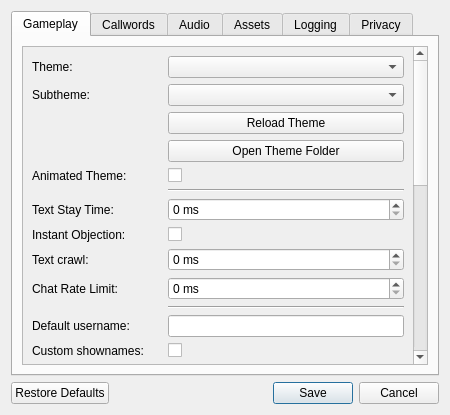
Above: resource/ui/options_dialog.ui from AttorneyOnline/AO2-Client before the change. Below: the same form after it.
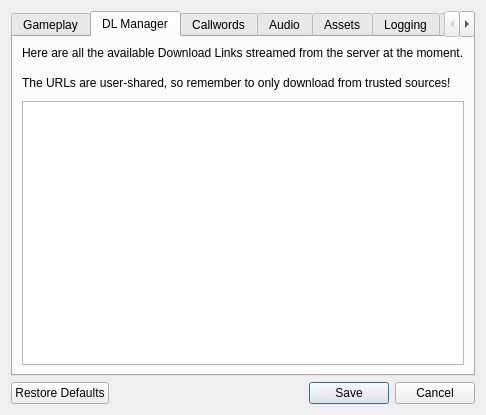
That is the form after the change. The open tabs and pages were chosen to show the change.

```diff
--- a/resource/ui/options_dialog.ui
+++ b/resource/ui/options_dialog.ui
@@ -578,6 +578,99 @@
        </item>
       </layout>
      </widget>
+     <widget class="QWidget" name="download_manager_tab">
+      <attribute name="title">
+       <string>DL Manager</string>
+      </attribute>
+      <layout class="QVBoxLayout" name="verticalLayout">
+       <item>
+        <widget class="QLabel" name="download_disclaimer_1">
+         <property name="text">
+          <string>Here are all the available Download Links streamed from the server at the moment.</string>
+         </property>
+        </widget>
+       </item>
+       <item>
+        <spacer name="verticalSpacer">
+         <property name="orientation">
+          <enum>Qt::Vertical</enum>
+         </property>
+         <property name="sizeType">
+          <enum>QSizePolicy::Fixed</enum>
+         </property>
+         <property name="sizeHint" stdset="0">
+          <size>
+           <width>20</width>
+           <height>10</height>
+          </size>
+         </property>
+        </spacer>
+       </item>
+       <item>
+        <widget class="QLabel" name="download_disclaimer_2">
+         <property name="text">
+          <string>The URLs are user-shared, so remember to only download from trusted sources!</string>
+         </property>
+        </widget>
+       </item>
+       <item>
+        <spacer name="verticalSpacer_2">
+         <property name="orientation">
+          <enum>Qt::Vertical</enum>
+         </property>
+         <property name="sizeType">
+          <enum>QSizePolicy::Fixed</enum>
+         </property>
+         <property name="sizeHint" stdset="0">
+          <size>
+           <width>20</width>
+           <height>5</height>
+          </size>
+         </property>
+        </spacer>
+       </item>
+       <item>
+        <widget class="QTableWidget" name="ui_download_table">
+         <property name="toolTip">
+          <string>List of available character DL links.
+Double click the items to download them!</string>
+         </property>
+         <property name="editTriggers">
+          <set>QAbstractItemView::NoEditTriggers</set>
+         </property>
+         <property name="selectionMode">
+          <enum>QAbstractItemView::SingleSelection</enum>
+         </property>
+         <property name="iconSize">
+          <size>
+           <width>30</width>
+           <height>30</height>
+          </size>
+         </property>
+         <property name="sortingEnabled">
+          <bool>true</bool>
+         </property>
+         <property name="columnCount">
+          <number>1</number>
+         </property>
+         <attribute name="horizontalHeaderVisible">
+          <bool>false</bool>
+         </attribute>
+         <attribute name="horizontalHeaderCascadingSectionResizes">
+          <bool>true</bool>
+         </attribute>
+         <attribute name="horizontalHeaderStretchLastSection">
+          <bool>true</bool>
+         </attribute>
+         <column>
+          <property name="text">
+           <string>Download link</string>
+          </property>
+         </column>
+        </widget>
+       </item>
+      </layout>
+     </widget>
      <widget class="QWidget" name="callwords_tab">
       <attribute name="title">
        <string>Callwords</string>
```
